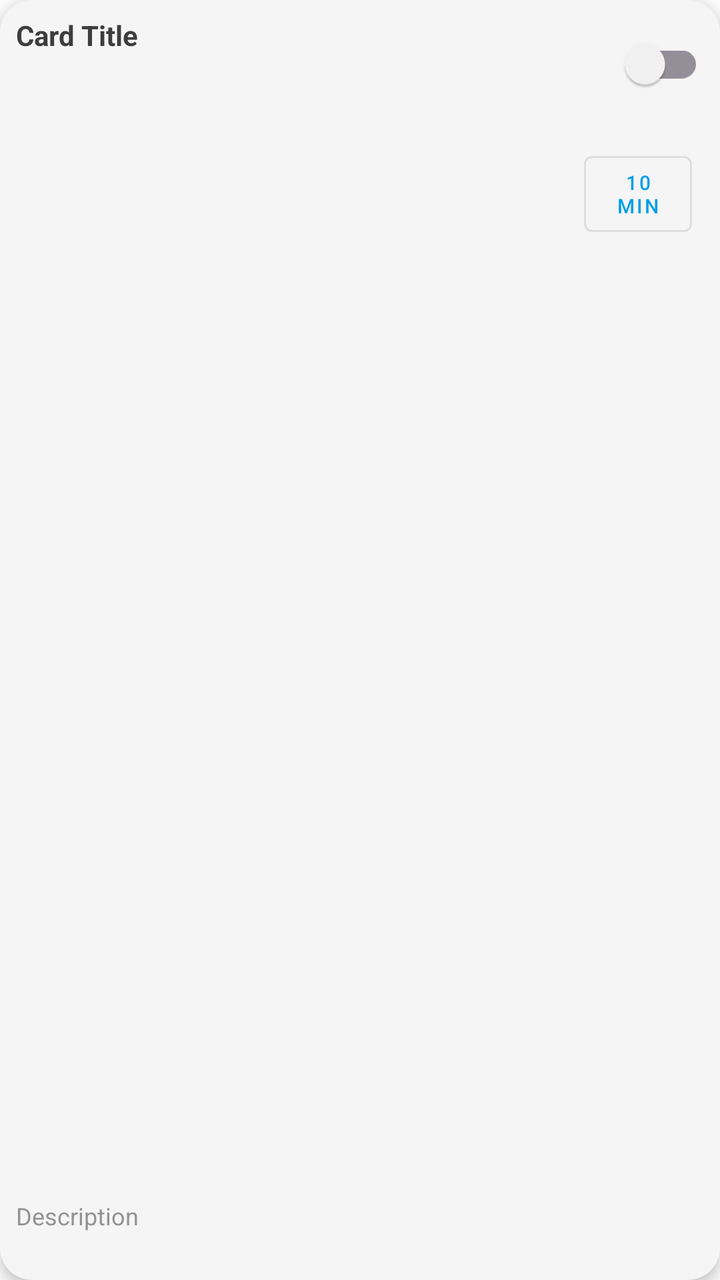
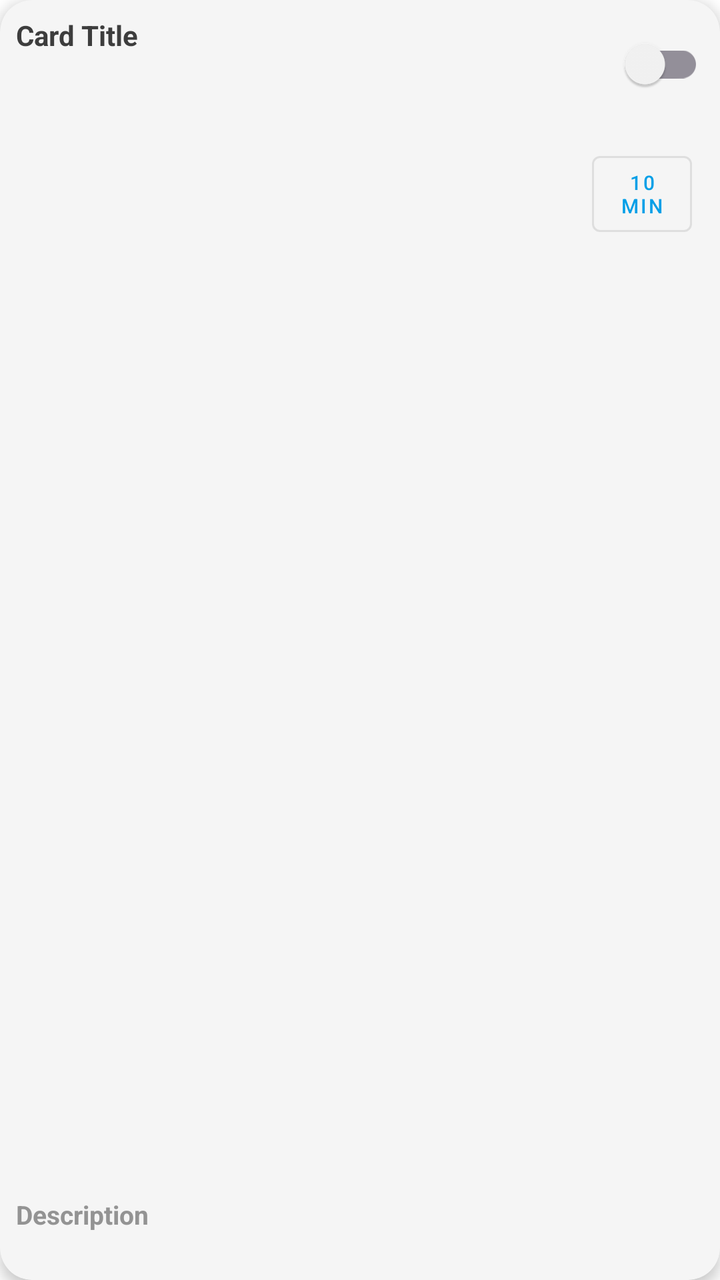

Compare the two renders of this Android layout. The source of the first and the diff that turns it into the second are given below.
<!-- AndroidManifest.xml: application theme Theme.ManagingHomeDevicesApp -->
<!-- res/layout/item_card.xml -->
<com.google.android.material.card.MaterialCardView
    xmlns:android="http://schemas.android.com/apk/res/android"
    xmlns:app="http://schemas.android.com/apk/res-auto"
    xmlns:tools="http://schemas.android.com/tools"
    android:id="@+id/CardView"
    android:layout_width="match_parent"
    android:layout_height="wrap_content"
    android:layout_margin="8dp"
    app:cardElevation="4dp"
    app:cardCornerRadius="16dp"
    >

    <androidx.constraintlayout.widget.ConstraintLayout
        android:layout_width="match_parent"
        android:layout_height="match_parent"
        android:padding="8dp"
        >

        <TextView
            android:id="@+id/cardTitle"
            android:layout_width="0dp"
            android:layout_height="wrap_content"
            android:text="Card Title"
            android:textSize="14dp"
            android:textStyle="bold"
            android:textColor="?attr/colorOnSurface"
            app:layout_constraintEnd_toStartOf="@id/switchNotifications"
            app:layout_constraintStart_toStartOf="parent"
            app:layout_constraintTop_toTopOf="parent"
            />

        
        <com.google.android.material.switchmaterial.SwitchMaterial
            android:id="@+id/switchNotifications"
            android:layout_width="wrap_content"
            android:layout_height="wrap_content"
            app:layout_constraintEnd_toEndOf="parent"
            app:layout_constraintHorizontal_bias="0.5"
            app:layout_constraintStart_toEndOf="@+id/cardTitle"
            app:layout_constraintTop_toTopOf="parent"
            app:trackTint="@color/switch_button_track"
            />

        

        <TextView
            android:id="@+id/cardDescription"
            android:layout_width="306dp"
            android:layout_height="wrap_content"
            android:layout_marginBottom="16dp"
            android:ellipsize="end"
            android:maxLines="3"
            android:text="Description"
            android:textColor="?android:attr/textColorSecondary"
            android:textSize="12dp"
            app:layout_constraintBottom_toBottomOf="parent"
            app:layout_constraintEnd_toEndOf="parent"
            app:layout_constraintHorizontal_bias="0.0"
            app:layout_constraintStart_toStartOf="parent" />

        <com.google.android.material.button.MaterialButton
            android:id="@+id/TimeButton1"
            style="@style/Widget.MaterialComponents.Button.OutlinedButton"
            android:layout_width="54dp"
            android:layout_height="50dp"
            android:layout_marginTop="16dp"
            android:layout_marginEnd="6dp"
            android:tag="10"
            android:text="10 min"
            android:textSize="10sp"
            android:textColor="@color/utilitesElementsBlue"
            app:layout_constraintEnd_toEndOf="parent"
            app:layout_constraintTop_toBottomOf="@+id/switchNotifications" />
    </androidx.constraintlayout.widget.ConstraintLayout>

</com.google.android.material.card.MaterialCardView>
<!-- resources referenced by this layout -->
<resources>
  <color name="utilitesElementsBlue">#019FE7</color>
  <style name="Theme.ManagingHomeDevicesApp" parent="Theme.MaterialComponents.DayNight.NoActionBar">
          
  
          <item name="colorPrimaryVariant">#3700B3</item>
          <item name="colorOnPrimary">#FFFFFF</item>
  
          
          <item name="colorSecondary">#26A69A</item>
          <item name="colorOnSecondary">#FFFFFF</item>
  
          
          <item name="android:statusBarColor">#121212</item>
          <item name="android:forceDarkAllowed">true</item>
  
          
          <item name="android:colorBackground">@color/colorBackgroundLight</item>
          <item name="colorSurface">@color/colorSurface</item>
  
          
          <item name="colorOnSurface">@color/colorTextPrimary</item>
  
  
          
          <item name="android:textColorPrimary">@color/colorTextPrimary</item>
          <item name="android:textColorSecondary">@color/colorTextSecondary</item>
  
      </style>
  <color name="colorBackgroundLight">#FFFFFF</color>
  <color name="colorSurface">#F5F5F5</color>
  <color name="colorTextPrimary">#3d3d3d  </color>
  <color name="colorTextSecondary">#939393</color>
</resources>

<!-- the commit's change to res/layout/item_card.xml (unified diff, before → after) -->
@@ -44,7 +44,7 @@
         
 
         <TextView
-            android:id="@+id/cardDescription"
+            android:id="@+id/cardLastActive"
             android:layout_width="306dp"
             android:layout_height="wrap_content"
             android:layout_marginBottom="16dp"
@@ -52,7 +52,8 @@
             android:maxLines="3"
             android:text="Description"
             android:textColor="?android:attr/textColorSecondary"
-            android:textSize="12dp"
+            android:textSize="13dp"
+            android:textStyle="bold"
             app:layout_constraintBottom_toBottomOf="parent"
             app:layout_constraintEnd_toEndOf="parent"
             app:layout_constraintHorizontal_bias="0.0"
@@ -61,12 +62,13 @@
         <com.google.android.material.button.MaterialButton
             android:id="@+id/TimeButton1"
             style="@style/Widget.MaterialComponents.Button.OutlinedButton"
-            android:layout_width="54dp"
+            android:layout_width="50dp"
             android:layout_height="50dp"
             android:layout_marginTop="16dp"
             android:layout_marginEnd="6dp"
+            android:padding="0dp"
             android:tag="10"
-            android:text="10 min"
+            android:text="10\nmin"
             android:textSize="10sp"
             android:textColor="@color/utilitesElementsBlue"
             app:layout_constraintEnd_toEndOf="parent"
